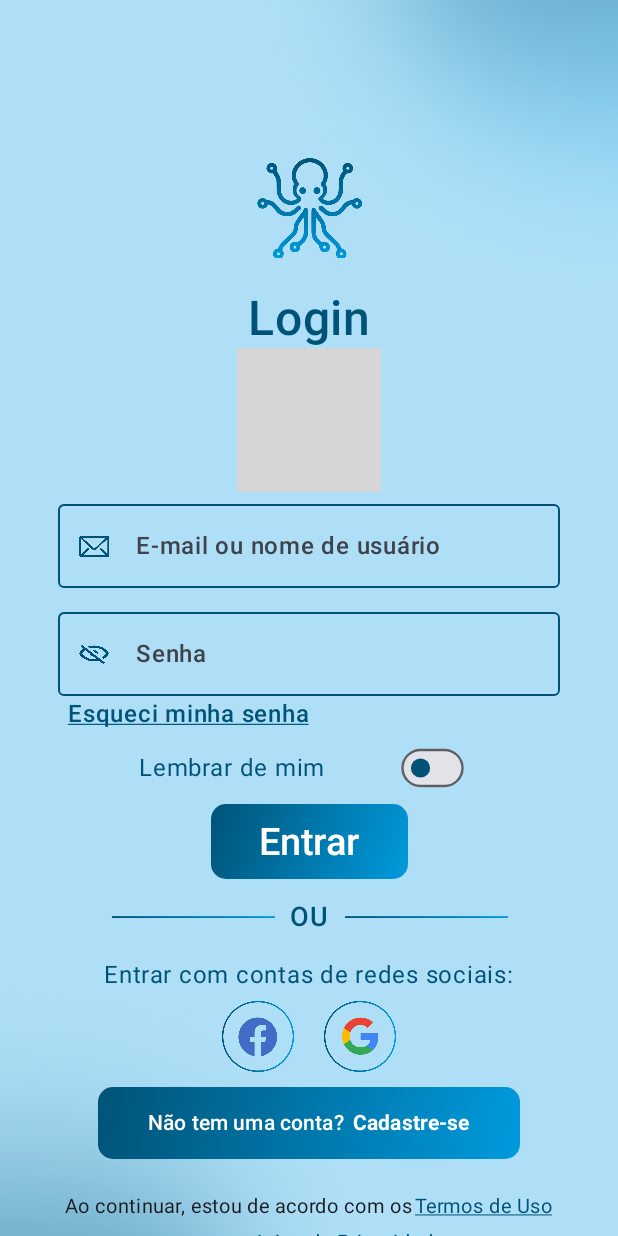
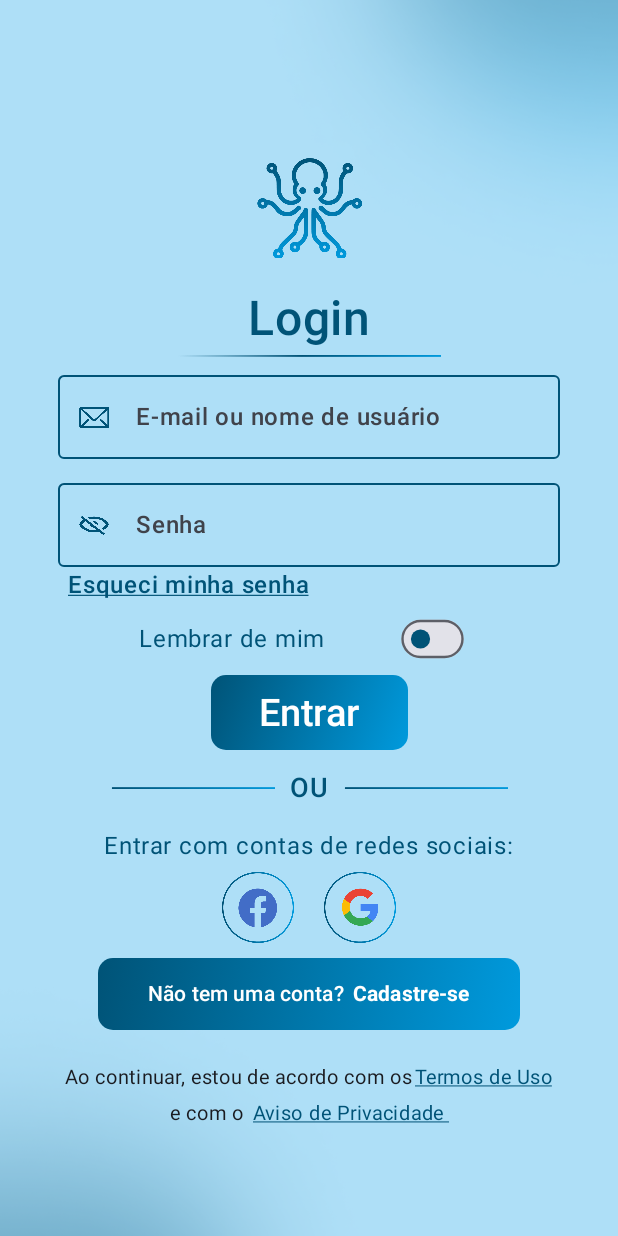
Before and after one commit to DevEmpowerDemoDay/DevEmpower, an Android app built with Jetpack Compose: the screen it shows after launch (MainActivity), on a phone screen of 412 x 824 dp. Run offline under Robolectric (Android 15) with nearby library versions, the phone set to English and light mode, and no system bars; grey boxes are pictures that could not be loaded.

Commit message:
fix line in the down of logo, fix colors

```diff
--- a/app/src/main/java/com/demoday/devempower/MainActivity.kt
+++ b/app/src/main/java/com/demoday/devempower/MainActivity.kt
@@ -14,6 +14,7 @@ import androidx.compose.foundation.layout.Row
 import androidx.compose.foundation.layout.Spacer
 import androidx.compose.foundation.layout.fillMaxSize
 import androidx.compose.foundation.layout.fillMaxWidth
+import androidx.compose.foundation.layout.height
 import androidx.compose.foundation.layout.padding
 import androidx.compose.foundation.layout.size
 import androidx.compose.foundation.layout.width
@@ -224,7 +225,9 @@ fun Login(navController: NavController) {
 
             )
             Image(
-                painter = painterResource(R.drawable.blue_line), contentDescription = "Linha azul"
+                painter = painterResource(R.drawable.gradient_line),
+                contentDescription = "Linha azul",
+                modifier = Modifier.width(175.dp).height(10.dp)
             )
             OutlinedTextField(
                 value = email,
```
Also changed, not shown: app/src/main/java/com/demoday/devempower/RedefinirSenha.kt (+4 -4 lines), app/src/main/res/drawable/gradient_line.png (added).
